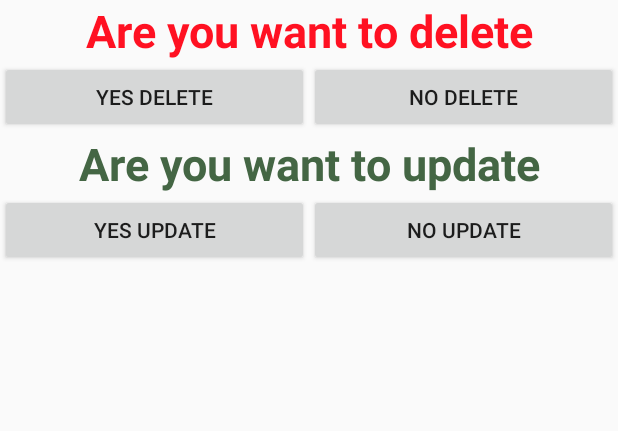
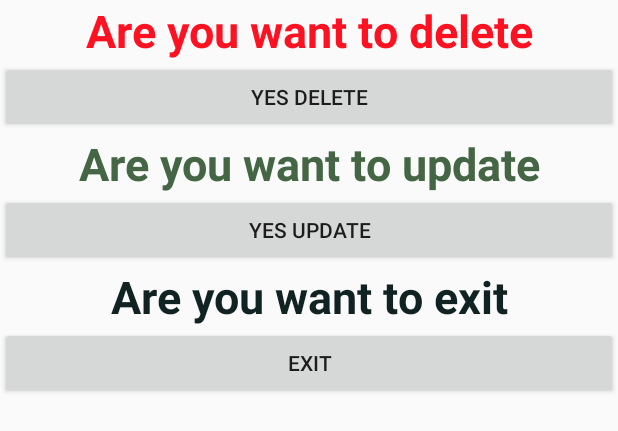
Before and after one commit to kablanfatih/Realm-Experiment, an Android app: the layout alertlayout.xml on its own in the app's theme, with its tools: preview values and no code run, on a phone screen of 412 x 824 dp. Shown: the top 431 px of the screen. Run offline under Robolectric (Android 15) with nearby library versions, the phone set to English and light mode, and no system bars.

Commit message:
Layout Update

```diff
--- a/app/src/main/java/com/kablanfatih/realminsertview/MainActivity.java
+++ b/app/src/main/java/com/kablanfatih/realminsertview/MainActivity.java
@@ -24,7 +24,7 @@ public class MainActivity extends AppCompatActivity {
     EditText userName, password, name;
     RadioGroup genderGroup;
     Button saveButton, updateButton;
-    Button deleteYesButton, deleteNoButton, updateYesButton, updateNoButton;//alert buttons
+    Button deleteYesButton, updateYesButton,exitButton;//alert buttons
     ListView listView;
     Integer positionT = 0;
     String usernameText, nameText, genderText, passwordText;
@@ -93,6 +93,9 @@ public class MainActivity extends AppCompatActivity {
                         person.setName(nameText);
                         person.setPassword(passwordText);
 
+                        userName.setText("");
+                        name.setText("");
+                        password.setText("");
                     }
                 });
 
@@ -222,9 +225,8 @@ public class MainActivity extends AppCompatActivity {
         LayoutInflater inflater = getLayoutInflater();
         View view = inflater.inflate(R.layout.alertlayout, null);
         deleteYesButton = (Button) view.findViewById(R.id.yes);
-        deleteNoButton = (Button) view.findViewById(R.id.no);
         updateYesButton = (Button) view.findViewById(R.id.yesUpdate);
-        updateNoButton = (Button) view.findViewById(R.id.noUpdate);
+        exitButton = (Button) view.findViewById(R.id.exitlayout);
 
 
         AlertDialog.Builder alert = new AlertDialog.Builder(this);
@@ -242,18 +244,6 @@ public class MainActivity extends AppCompatActivity {
 
         dialog.show();
 
-        deleteNoButton.setOnClickListener(new View.OnClickListener() {
-            @Override
-            public void onClick(View v) {
-
-                dialog.cancel();
-
-                userName.setText("");
-                name.setText("");
-                password.setText("");
-                //genderGroup.clearCheck();
-            }
-        });
 
         updateYesButton.setOnClickListener(new View.OnClickListener() {
             @Override
@@ -273,7 +263,7 @@ public class MainActivity extends AppCompatActivity {
             }
         });
 
-        updateNoButton.setOnClickListener(new View.OnClickListener() {
+        exitButton.setOnClickListener(new View.OnClickListener() {
             @Override
             public void onClick(View v) {
 
@@ -282,7 +272,6 @@ public class MainActivity extends AppCompatActivity {
                 userName.setText("");
                 name.setText("");
                 password.setText("");
-                // genderGroup.clearCheck();
             }
         });
     }
--- a/app/src/main/res/layout/alertlayout.xml
+++ b/app/src/main/res/layout/alertlayout.xml
@@ -7,11 +7,11 @@
     <TextView
         android:layout_width="match_parent"
         android:layout_height="wrap_content"
-        android:textStyle="bold"
+        android:gravity="center"
+        android:text="Are you want to delete"
         android:textColor="#f12"
-        android:text="Are you want to delete"
-        android:gravity="center"
-        android:textSize="30dp"/>
+        android:textSize="30dp"
+        android:textStyle="bold" />
 
     <LinearLayout
         android:layout_width="match_parent"
@@ -19,48 +19,56 @@
         android:orientation="horizontal">
 
         <Button
+            android:id="@+id/yes"
             android:layout_width="0dp"
             android:layout_height="wrap_content"
             android:layout_weight="1"
-            android:id="@+id/yes"
-            android:text="Yes Delete"/>
-
-        <Button
-            android:layout_width="0dp"
-            android:layout_height="wrap_content"
-            android:layout_weight="1"
-            android:id="@+id/no"
-            android:text="No Delete"/>
-
+            android:text="Yes Delete" />
 
     </LinearLayout>
 
     <TextView
         android:layout_width="match_parent"
         android:layout_height="wrap_content"
-        android:textStyle="bold"
+        android:gravity="center"
+        android:text="Are you want to update"
         android:textColor="#f464"
-        android:text="Are you want to update"
-        android:gravity="center"
-        android:textSize="30dp"/>
+        android:textSize="30dp"
+        android:textStyle="bold" />
 
     <LinearLayout
         android:layout_width="match_parent"
         android:layout_height="wrap_content">
 
         <Button
+            android:id="@+id/yesUpdate"
             android:layout_width="0dp"
             android:layout_height="wrap_content"
             android:layout_weight="1"
-            android:id="@+id/yesUpdate"
-            android:text="Yes Update"/>
+            android:text="Yes Update" />
 
-        <Button
-            android:layout_width="0dp"
-            android:layout_height="wrap_content"
-            android:layout_weight="1"
-            android:id="@+id/noUpdate"
-            android:text="No Update"/>
+    </LinearLayout>
+
+    <TextView
+        android:layout_width="match_parent"
+        android:layout_height="match_parent"
+        android:gravity="center"
+        android:text="Are you want to exit"
+        android:textSize="30dp"
+        android:textStyle="bold"
+        android:textColor="#f122"/>
+
+    <LinearLayout
+        android:layout_width="match_parent"
+        android:layout_height="match_parent"
+        android:orientation="vertical">
+
+                <Button
+            android:id="@+id/exitlayout"
+            android:layout_width="match_parent"
+            android:layout_height="match_parent"
+            android:text="EXIT"
+            android:gravity="center"/>
     </LinearLayout>
 
 </LinearLayout>
```
